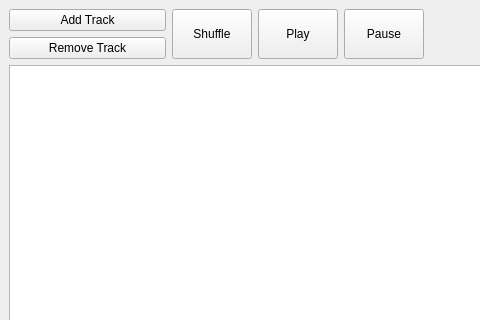
Ian2123/CS305-MusicPlayer, file mainwindow.ui: the form before one commit; both pictures show x 0 to 480 and y 0 to 320 of the 759 by 624 pixel window.
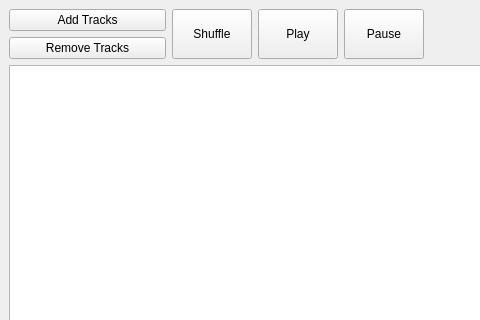
The form after the commit.

Commit message:
Ian Isely - 3/9/21
I added functionality to the "Add Tracks" and "Remove Tracks" buttons
allowing the user to add/remove one or more .mp3 files to a "Songs"
folder that is created by the program in the C:\Users\usr\Music
directory. The ui was slightly updated to accomodate the multi file
functionality.

What changed in the file:
```diff
--- a/mainwindow.ui
+++ b/mainwindow.ui
@@ -20,14 +20,14 @@
       <item row="0" column="0">
        <widget class="QPushButton" name="addButton">
         <property name="text">
-         <string>Add Track</string>
+         <string>Add Tracks</string>
         </property>
        </widget>
       </item>
       <item row="1" column="0">
        <widget class="QPushButton" name="remButton">
         <property name="text">
-         <string>Remove Track</string>
+         <string>Remove Tracks</string>
         </property>
        </widget>
       </item>
```
The commit also changes 1 other file.
